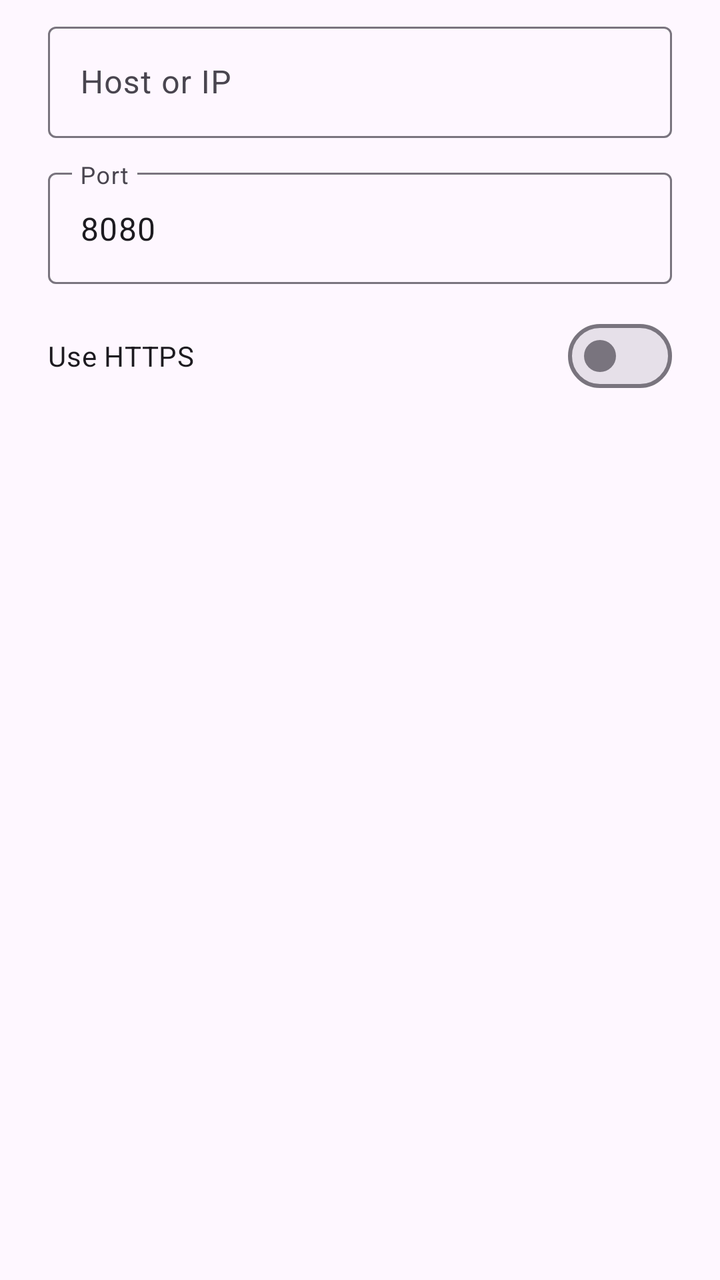
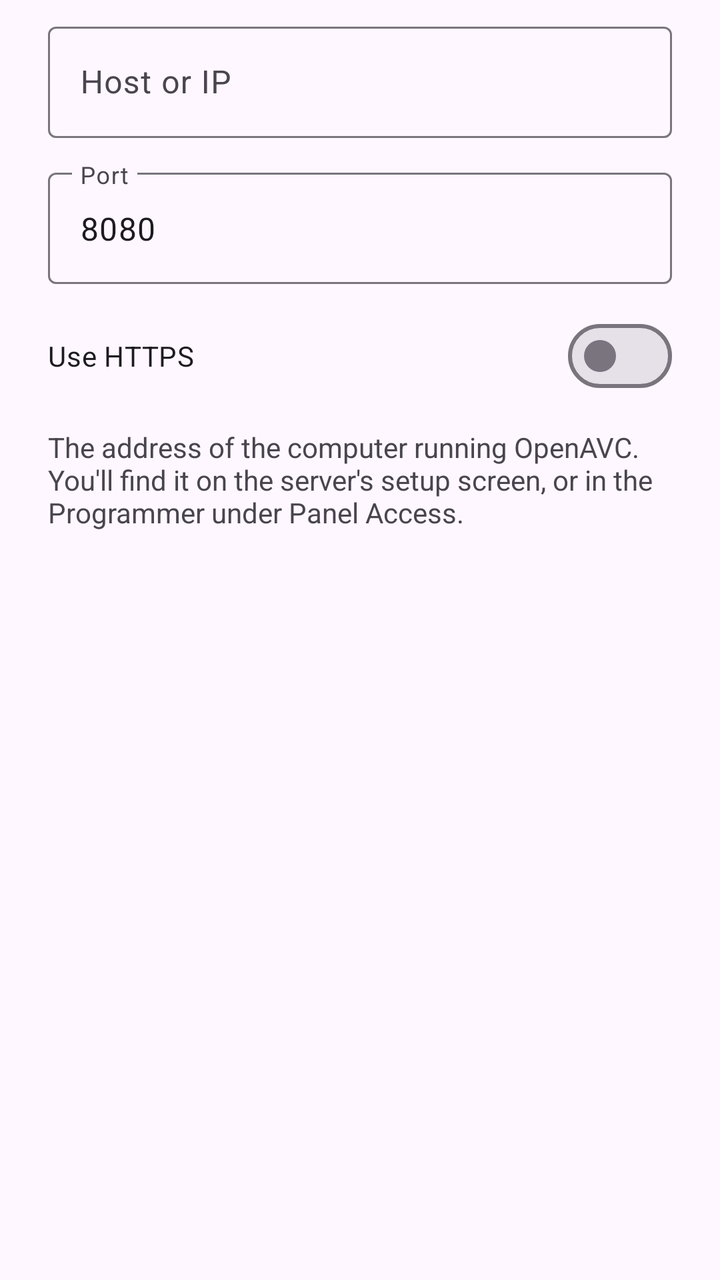

Compare the two renders of this Android layout. The source of the first and the diff that turns it into the second are given below.
<!-- AndroidManifest.xml: application theme Theme.OpenAVCPanel -->
<!-- res/layout/dialog_manual_entry.xml -->
<?xml version="1.0" encoding="utf-8"?>
<LinearLayout xmlns:android="http://schemas.android.com/apk/res/android"
    xmlns:app="http://schemas.android.com/apk/res-auto"
    android:layout_width="match_parent"
    android:layout_height="wrap_content"
    android:orientation="vertical"
    android:paddingStart="24dp"
    android:paddingEnd="24dp"
    android:paddingTop="8dp"
    android:paddingBottom="8dp">

    <com.google.android.material.textfield.TextInputLayout
        android:id="@+id/host_layout"
        android:layout_width="match_parent"
        android:layout_height="wrap_content"
        android:hint="@string/manual_host_hint"
        app:boxBackgroundMode="outline">

        <com.google.android.material.textfield.TextInputEditText
            android:id="@+id/host_input"
            android:layout_width="match_parent"
            android:layout_height="wrap_content"
            android:inputType="textUri"
            android:imeOptions="actionNext" />

    </com.google.android.material.textfield.TextInputLayout>

    <com.google.android.material.textfield.TextInputLayout
        android:id="@+id/port_layout"
        android:layout_width="match_parent"
        android:layout_height="wrap_content"
        android:layout_marginTop="12dp"
        android:hint="@string/manual_port_hint"
        app:boxBackgroundMode="outline">

        <com.google.android.material.textfield.TextInputEditText
            android:id="@+id/port_input"
            android:layout_width="match_parent"
            android:layout_height="wrap_content"
            android:inputType="number"
            android:text="@string/default_port"
            android:imeOptions="actionDone" />

    </com.google.android.material.textfield.TextInputLayout>

    <com.google.android.material.materialswitch.MaterialSwitch
        android:id="@+id/https_switch"
        android:layout_width="match_parent"
        android:layout_height="wrap_content"
        android:layout_marginTop="12dp"
        android:text="@string/manual_use_https" />

</LinearLayout>
<!-- resources referenced by this layout -->
<resources>
  <string name="default_port">8080</string>
  <string name="manual_host_hint">Host or IP</string>
  <string name="manual_port_hint">Port</string>
  <string name="manual_use_https">Use HTTPS</string>
  <style name="Theme.OpenAVCPanel" parent="Theme.Material3.DayNight.NoActionBar">
          <item name="colorPrimary">@color/brand_sage</item>
          <item name="colorPrimaryVariant">@color/brand_sage_dark</item>
          <item name="colorOnPrimary">@color/on_surface_dark</item>
          <item name="android:statusBarColor" tools:targetApi="l">?attr/colorPrimaryVariant</item>
          <item name="android:windowLightStatusBar" tools:targetApi="m">false</item>
      </style>
  <color name="brand_sage">#8AB493</color>
  <color name="brand_sage_dark">#5E8F6B</color>
  <color name="on_surface_dark">#F5F7F5</color>
</resources>

<!-- the commit's change to res/layout/dialog_manual_entry.xml (unified diff, before → after) -->
@@ -50,4 +50,31 @@
         android:layout_marginTop="12dp"
         android:text="@string/manual_use_https" />
 
+    <TextView
+        android:id="@+id/help_text"
+        android:layout_width="match_parent"
+        android:layout_height="wrap_content"
+        android:layout_marginTop="12dp"
+        android:text="@string/manual_help"
+        android:textColor="?attr/colorOnSurfaceVariant"
+        android:textSize="14sp" />
+
+    <com.google.android.material.progressindicator.LinearProgressIndicator
+        android:id="@+id/checking_progress"
+        android:layout_width="match_parent"
+        android:layout_height="wrap_content"
+        android:layout_marginTop="16dp"
+        android:indeterminate="true"
+        android:visibility="gone" />
+
+    <TextView
+        android:id="@+id/error_text"
+        android:layout_width="match_parent"
+        android:layout_height="wrap_content"
+        android:layout_marginTop="12dp"
+        android:accessibilityLiveRegion="polite"
+        android:textColor="?attr/colorError"
+        android:textSize="14sp"
+        android:visibility="gone" />
+
 </LinearLayout>
<!-- resource entries referenced after the edit -->
@@ -1,6 +1,7 @@
 <!-- resources referenced by this layout -->
 <resources>
   <string name="default_port">8080</string>
+  <string name="manual_help">The address of the computer running OpenAVC. You\'ll find it on the server\'s setup screen, or in the Programmer under Panel Access.</string>
   <string name="manual_host_hint">Host or IP</string>
   <string name="manual_port_hint">Port</string>
   <string name="manual_use_https">Use HTTPS</string>
